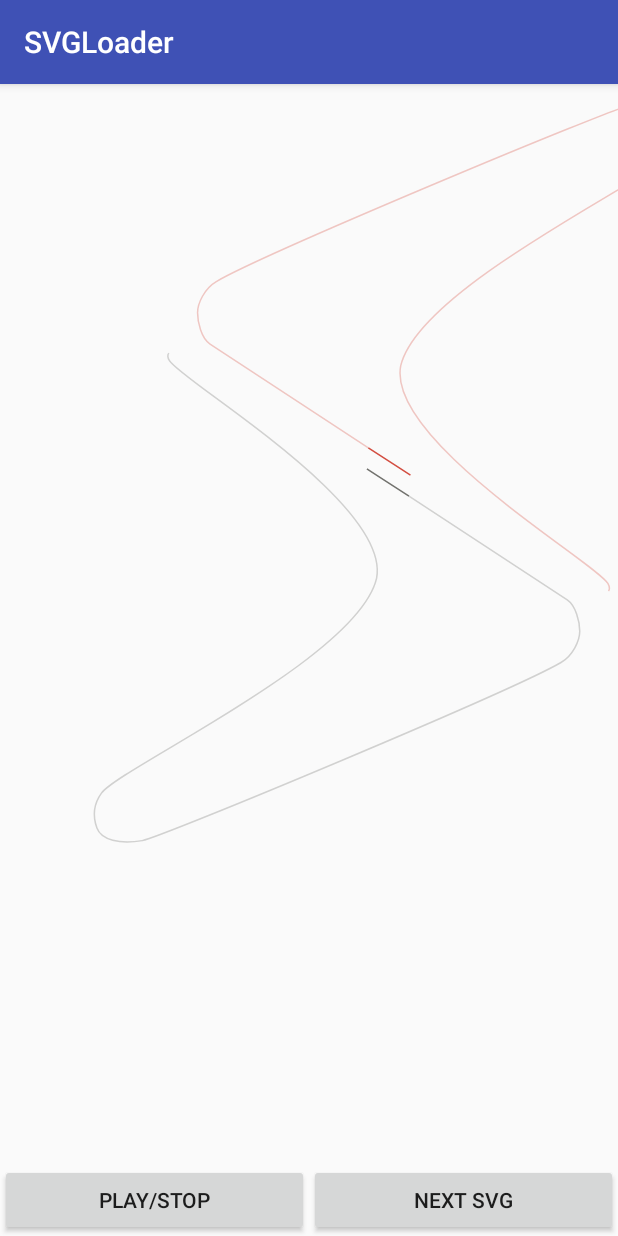
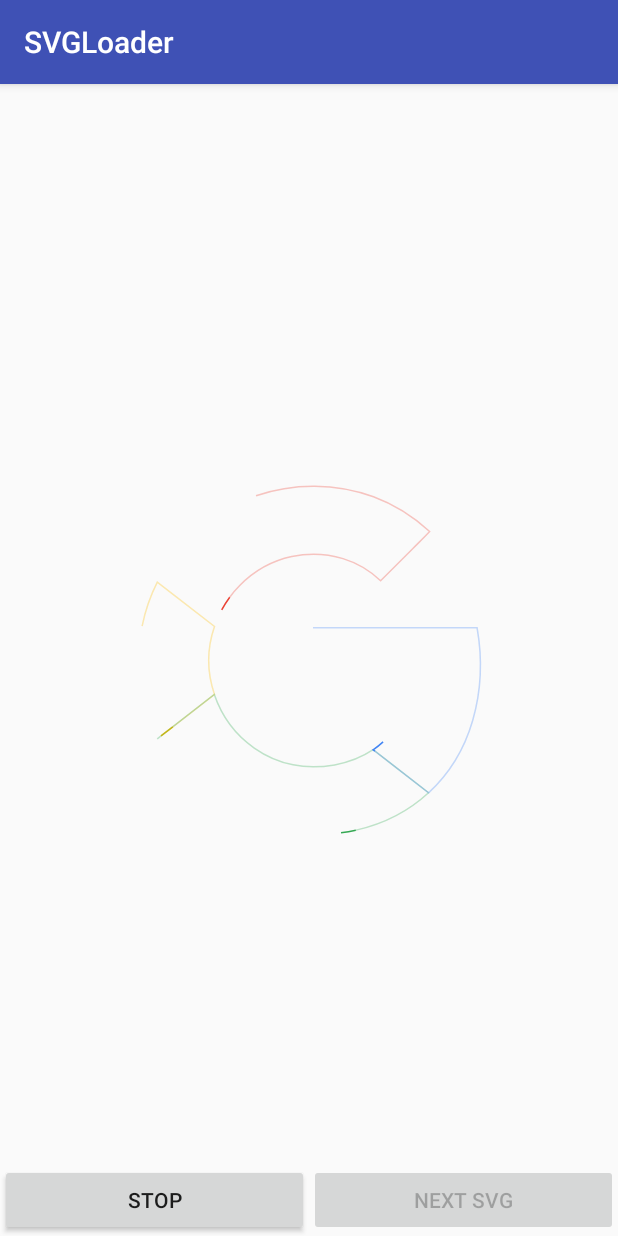
Before and after one commit to agrawalsuneet/SVGLoadersPack-Android, an Android app: the screen it shows after launch (MainActivity), on a phone screen of 412 x 824 dp. Run offline under Robolectric (Android 15) with nearby library versions, the phone set to English and light mode, and no system bars.

```diff
--- a/app/src/main/java/com/agrawalsuneet/svgloaders/MainActivity.kt
+++ b/app/src/main/java/com/agrawalsuneet/svgloaders/MainActivity.kt
@@ -7,6 +7,7 @@ import android.view.ViewGroup
 import android.view.animation.DecelerateInterpolator
 import android.view.animation.LinearInterpolator
 import android.widget.Button
+import android.widget.Toast
 import com.agrawalsuneet.svgloaderspack.loaders.SVGLoader
 
 class MainActivity : AppCompatActivity() {
@@ -25,7 +26,7 @@ class MainActivity : AppCompatActivity() {
         setContentView(R.layout.activity_main)
 
         container = findViewById(R.id.container)
-        addSVGViewProgrammatically()
+        //addSVGViewProgrammatically()
 
         playPauseBtn = findViewById(R.id.playpauseBtn)
         nextSVGBtn = findViewById(R.id.nextSvgBtn)
@@ -43,7 +44,7 @@ class MainActivity : AppCompatActivity() {
             }
         }
 
-        /*svgView = findViewById(R.id.animated_svg_view)
+        svgView = findViewById(R.id.svg_loader)
         svgView.listener = (object : SVGLoader.AnimationListener {
             override fun onAnimationEnd() {
                 Toast.makeText(baseContext, "Animation end", Toast.LENGTH_SHORT).show()
@@ -52,10 +53,6 @@ class MainActivity : AppCompatActivity() {
             }
 
         })
-
-
-
-
 
         svgView.startAnimation()
         playPauseBtn.text = "Stop"
@@ -95,7 +92,7 @@ class MainActivity : AppCompatActivity() {
                     currentLogoPos = 1
                 }
             }
-        }*/
+        }
     }
 
     private fun addSVGViewProgrammatically() {
@@ -112,6 +109,14 @@ class MainActivity : AppCompatActivity() {
                     traceColorsArray = resources.getIntArray(R.array.google_logo_colors)*/
                 }
 
+        svgView.listener = (object : SVGLoader.AnimationListener {
+            override fun onAnimationEnd() {
+                Toast.makeText(baseContext, "Animation end", Toast.LENGTH_SHORT).show()
+                playPauseBtn.isEnabled = true
+                nextSVGBtn.isEnabled = true
+            }
+
+        })
         container.addView(svgView)
         svgView.startAnimation()
     }
--- a/app/src/main/res/layout/activity_main.xml
+++ b/app/src/main/res/layout/activity_main.xml
@@ -7,8 +7,8 @@
     android:layout_height="match_parent"
     tools:context=".MainActivity">
 
-    <!--<com.agrawalsuneet.svgloaderspack.loaders.SVGLoader
-        android:id="@+id/animated_svg_view"
+    <com.agrawalsuneet.svgloaderspack.loaders.SVGLoader
+        android:id="@+id/svg_loader"
         android:layout_width="250dp"
         android:layout_height="250dp"
         app:layout_constraintBottom_toBottomOf="@+id/linearLayout"
@@ -22,7 +22,7 @@
         app:svgloader_shapesStringArray="@array/google_logo_path"
         app:svgloader_timePerShape="3000"
         app:svgloader_viewportHeight="400"
-        app:svgloader_viewportWidth="400" />-->
+        app:svgloader_viewportWidth="400" />
 
     <LinearLayout
         android:id="@+id/linearLayout"
```
Also changed, not shown: 10 other files.
